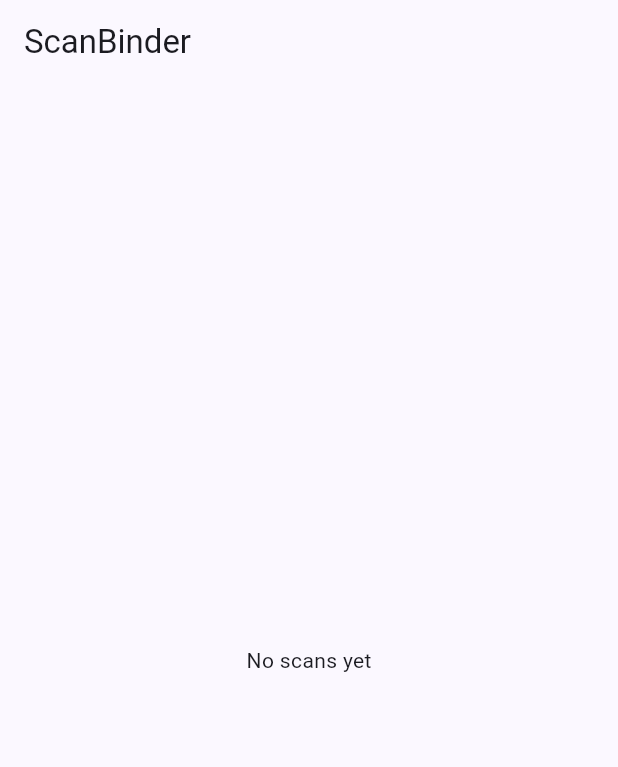
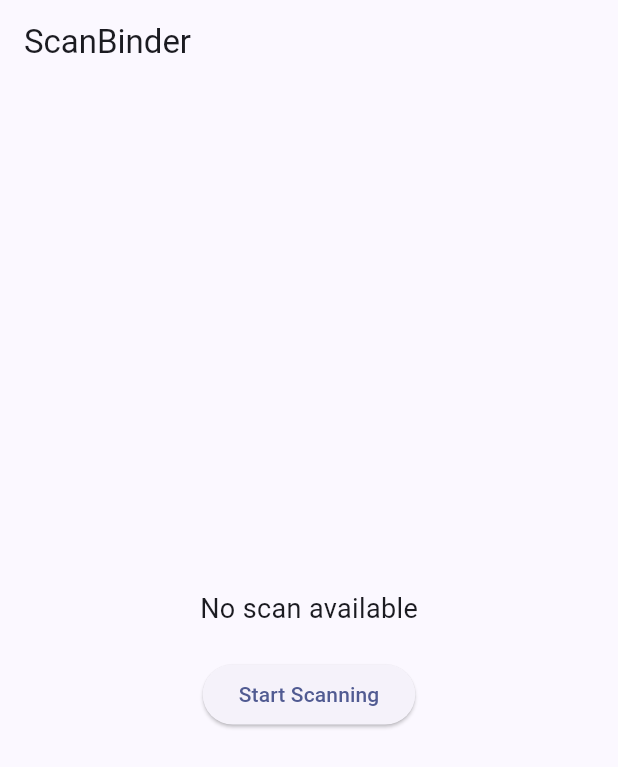
Before and after one commit to AlakaKJayan/ScanBinder, a Flutter app: the screen it shows after launch, on a phone screen of 412 x 824 dp. Shown: the top 767 px of the screen. Run offline on Flutter 3.47's test engine with Material 3 defaults, Android fonts, the phone set to English and light mode, and no system bars; our stand-ins replace equatable, flutter_bloc, hive, hive_flutter; missing offline and left inert: mobile_scanner; accounts and stored records are empty.

Commit message:
Scan UI implementation

```diff
--- a/scanbinder/lib/src/features/scans/presentation/pages/home_page.dart
+++ b/scanbinder/lib/src/features/scans/presentation/pages/home_page.dart
@@ -1,14 +1,49 @@
 // lib/src/features/scans/presentation/pages/home_page.dart
+
 import 'package:flutter/material.dart';
+import 'package:scanbinder/src/features/scans/presentation/pages/scan_page.dart';
 
-class HomePage extends StatelessWidget {
+class HomePage extends StatefulWidget {
   const HomePage({super.key});
+
+  @override
+  State<HomePage> createState() => _HomePageState();
+}
+
+class _HomePageState extends State<HomePage> {
+  String? scannedValue;
 
   @override
   Widget build(BuildContext context) {
     return Scaffold(
       appBar: AppBar(title: const Text('ScanBinder')),
-      body: const Center(child: Text('No scans yet')),
+      body: Center(
+        child: Column(
+          mainAxisAlignment: MainAxisAlignment.center,
+          children: [
+            Text(
+              scannedValue ?? "No scan available",
+              style: const TextStyle(fontSize: 18),
+            ),
+            const SizedBox(height: 20),
+            ElevatedButton(
+              onPressed: () async {
+                final result = await Navigator.push(
+                  context,
+                  MaterialPageRoute(builder: (_) => const ScanScreen()),
+                );
+
+                if (result != null) {
+                  setState(() {
+                    scannedValue = result;
+                  });
+                }
+              },
+              child: const Text("Start Scanning"),
+            ),
+          ],
+        ),
+      ),
     );
   }
 }
--- a/scanbinder/pubspec.yaml
+++ b/scanbinder/pubspec.yaml
@@ -38,6 +38,7 @@
   uuid: ^4.3.3
   intl: ^0.19.0
   flutter_barcode_scanner: ^2.0.0
+  mobile_scanner: ^3.5.5
 
   # The following adds the Cupertino Icons font to your application.
   # Use with the CupertinoIcons class for iOS style icons.
```
Also changed, not shown: scanbinder/lib/src/features/scans/presentation/pages/scan_page.dart (added, +36 -0 lines), 1 other file.
